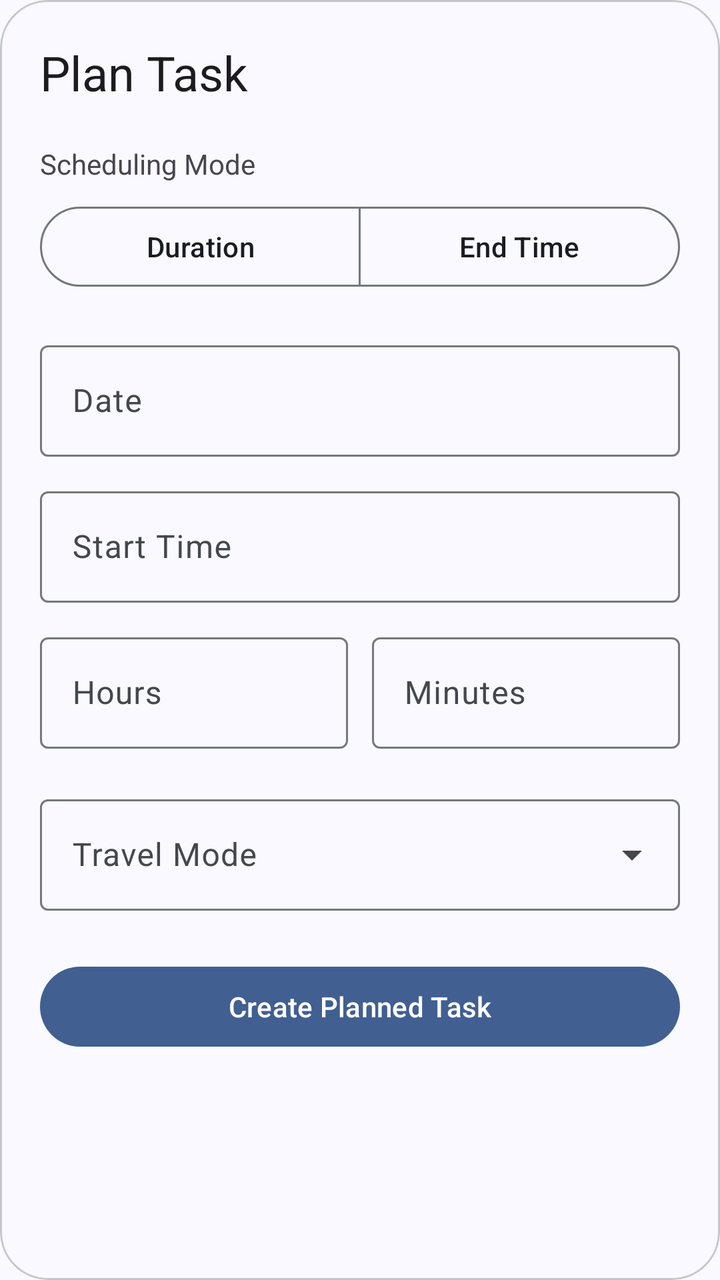
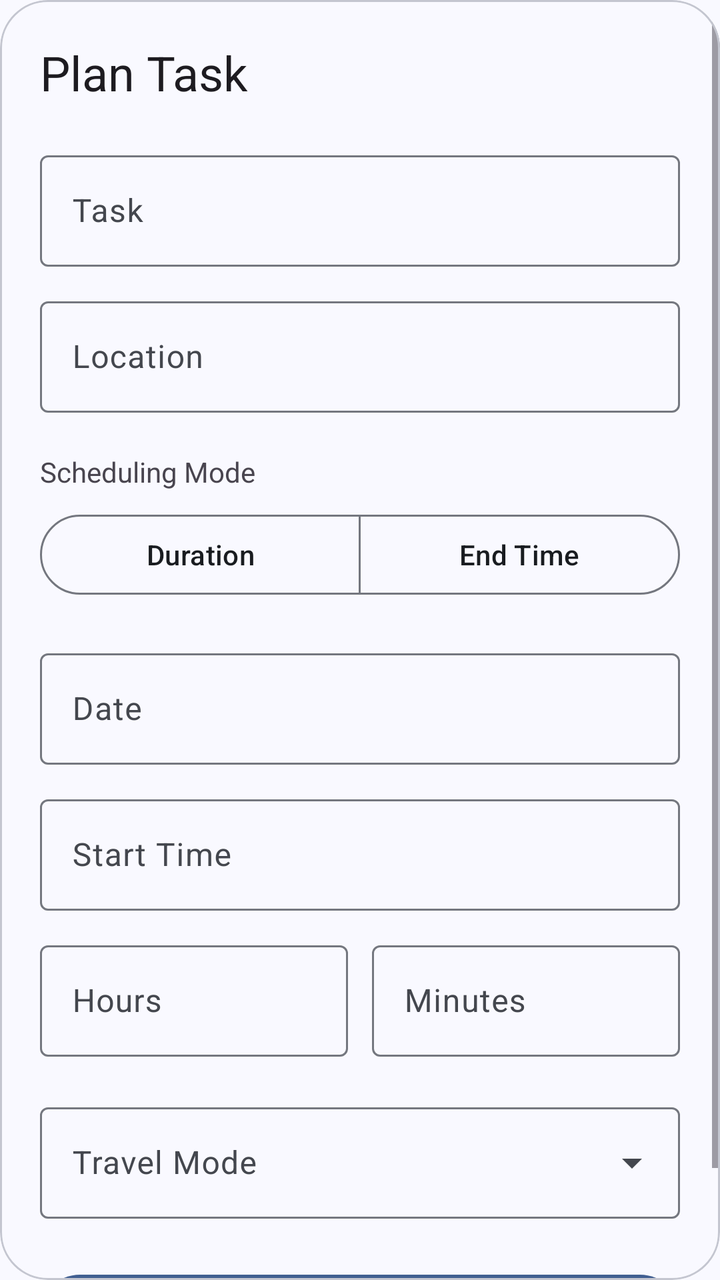

An Android layout rendered at two revisions. The XML below is the earlier revision; the diff shows what the commit changed to produce the second picture.
<!-- AndroidManifest.xml: application theme Theme.MyMaps -->
<!-- res/layout/bottom_sheet_plannedtask_create.xml -->
<?xml version="1.0" encoding="utf-8"?>
<com.google.android.material.card.MaterialCardView
    xmlns:android="http://schemas.android.com/apk/res/android"
    xmlns:app="http://schemas.android.com/apk/res-auto"
    android:layout_width="match_parent"
    android:layout_height="wrap_content"
    app:cardBackgroundColor="?attr/colorSurface"
    app:cardCornerRadius="24dp"
    app:cardElevation="0dp">

    <ScrollView
        android:layout_width="match_parent"
        android:layout_height="wrap_content">

        <LinearLayout
            android:layout_width="match_parent"
            android:layout_height="wrap_content"
            android:orientation="vertical"
            android:padding="20dp">

            

            <TextView
                android:layout_width="wrap_content"
                android:layout_height="wrap_content"
                android:text="Plan Task"
                android:textAppearance="?attr/textAppearanceHeadlineSmall"/>

            

            <TextView
                android:layout_width="wrap_content"
                android:layout_height="wrap_content"
                android:layout_marginTop="20dp"
                android:text="Scheduling Mode"/>

            <com.google.android.material.button.MaterialButtonToggleGroup
                android:id="@+id/schedulingModeToggle"
                android:layout_width="match_parent"
                android:layout_height="wrap_content"
                android:layout_marginTop="8dp"
                app:singleSelection="true"
                app:selectionRequired="true">

                <com.google.android.material.button.MaterialButton
                    android:id="@+id/modeDurationButton"
                    style="?attr/materialButtonOutlinedStyle"
                    android:layout_width="0dp"
                    android:layout_height="wrap_content"
                    android:layout_weight="1"
                    android:text="Duration"/>

                <com.google.android.material.button.MaterialButton
                    android:id="@+id/modeEndTimeButton"
                    style="?attr/materialButtonOutlinedStyle"
                    android:layout_width="0dp"
                    android:layout_height="wrap_content"
                    android:layout_weight="1"
                    android:text="End Time"/>

            </com.google.android.material.button.MaterialButtonToggleGroup>

            

            <com.google.android.material.textfield.TextInputLayout
                android:layout_width="match_parent"
                android:layout_height="wrap_content"
                android:layout_marginTop="20dp"
                android:hint="Date">

                <com.google.android.material.textfield.TextInputEditText
                    android:id="@+id/dateInput"
                    android:layout_width="match_parent"
                    android:layout_height="wrap_content"
                    android:focusable="false"
                    android:clickable="true"/>

            </com.google.android.material.textfield.TextInputLayout>

            

            <com.google.android.material.textfield.TextInputLayout
                android:layout_width="match_parent"
                android:layout_height="wrap_content"
                android:layout_marginTop="12dp"
                android:hint="Start Time">

                <com.google.android.material.textfield.TextInputEditText
                    android:id="@+id/startTimeInput"
                    android:layout_width="match_parent"
                    android:layout_height="wrap_content"
                    android:focusable="false"
                    android:clickable="true"/>

            </com.google.android.material.textfield.TextInputLayout>

            

            <LinearLayout
                android:id="@+id/durationContainer"
                android:layout_width="match_parent"
                android:layout_height="wrap_content"
                android:layout_marginTop="12dp"
                android:orientation="horizontal">

                <com.google.android.material.textfield.TextInputLayout
                    android:layout_width="0dp"
                    android:layout_height="wrap_content"
                    android:layout_weight="1"
                    android:hint="Hours">

                    <com.google.android.material.textfield.TextInputEditText
                        android:id="@+id/durationHoursInput"
                        android:layout_width="match_parent"
                        android:layout_height="wrap_content"
                        android:inputType="number"/>

                </com.google.android.material.textfield.TextInputLayout>

                <Space
                    android:layout_width="12dp"
                    android:layout_height="1dp"/>

                <com.google.android.material.textfield.TextInputLayout
                    android:layout_width="0dp"
                    android:layout_height="wrap_content"
                    android:layout_weight="1"
                    android:hint="Minutes">

                    <com.google.android.material.textfield.TextInputEditText
                        android:id="@+id/durationMinutesInput"
                        android:layout_width="match_parent"
                        android:layout_height="wrap_content"
                        android:inputType="number"/>

                </com.google.android.material.textfield.TextInputLayout>

            </LinearLayout>

            

            <com.google.android.material.textfield.TextInputLayout
                android:id="@+id/endTimeContainer"
                android:layout_width="match_parent"
                android:layout_height="wrap_content"
                android:layout_marginTop="12dp"
                android:hint="End Time"
                android:visibility="gone">

                <com.google.android.material.textfield.TextInputEditText
                    android:id="@+id/endTimeInput"
                    android:layout_width="match_parent"
                    android:layout_height="wrap_content"
                    android:focusable="false"
                    android:clickable="true"/>

            </com.google.android.material.textfield.TextInputLayout>

            

            <com.google.android.material.textfield.TextInputLayout
                style="@style/Widget.Material3.TextInputLayout.OutlinedBox.ExposedDropdownMenu"
                android:layout_width="match_parent"
                android:layout_height="wrap_content"
                android:layout_marginTop="20dp"
                android:hint="Travel Mode">

                <com.google.android.material.textfield.MaterialAutoCompleteTextView
                    android:id="@+id/travelModeSelector"
                    android:layout_width="match_parent"
                    android:layout_height="wrap_content"
                    android:inputType="none"/>

            </com.google.android.material.textfield.TextInputLayout>

            

            <com.google.android.material.button.MaterialButton
                android:id="@+id/confirmButton"
                android:layout_width="match_parent"
                android:layout_height="wrap_content"
                android:layout_marginTop="24dp"
                android:text="Create Planned Task"/>

        </LinearLayout>

    </ScrollView>

</com.google.android.material.card.MaterialCardView>
<!-- resources referenced by this layout -->
<resources>
  <color name="md_theme_primary">#415F91</color>
  <color name="md_theme_onPrimary">#FFFFFF</color>
  <color name="md_theme_primaryContainer">#D6E3FF</color>
  <color name="md_theme_onPrimaryContainer">#284777</color>
  <color name="md_theme_secondary">#565F71</color>
  <color name="md_theme_onSecondary">#FFFFFF</color>
  <color name="md_theme_secondaryContainer">#DAE2F9</color>
  <color name="md_theme_onSecondaryContainer">#3E4759</color>
  <color name="md_theme_tertiary">#705575</color>
  <color name="md_theme_onTertiary">#FFFFFF</color>
  <color name="md_theme_tertiaryContainer">#FAD8FD</color>
  <color name="md_theme_onTertiaryContainer">#573E5C</color>
  <color name="md_theme_error">#BA1A1A</color>
  <color name="md_theme_onError">#FFFFFF</color>
  <color name="md_theme_errorContainer">#FFDAD6</color>
  <color name="md_theme_onErrorContainer">#93000A</color>
  <color name="md_theme_background">#F9F9FF</color>
  <color name="md_theme_onBackground">#191C20</color>
  <color name="md_theme_surface">#F9F9FF</color>
  <color name="md_theme_onSurface">#191C20</color>
  <color name="md_theme_surfaceVariant">#E0E2EC</color>
  <color name="md_theme_onSurfaceVariant">#44474E</color>
  <color name="md_theme_outline">#74777F</color>
  <color name="md_theme_outlineVariant">#C4C6D0</color>
  <color name="md_theme_inverseSurface">#2E3036</color>
  <color name="md_theme_inverseOnSurface">#F0F0F7</color>
  <color name="md_theme_inversePrimary">#AAC7FF</color>
  <color name="md_theme_primaryFixed">#D6E3FF</color>
  <color name="md_theme_onPrimaryFixed">#001B3E</color>
  <color name="md_theme_primaryFixedDim">#AAC7FF</color>
  <color name="md_theme_onPrimaryFixedVariant">#284777</color>
  <color name="md_theme_secondaryFixed">#DAE2F9</color>
  <color name="md_theme_onSecondaryFixed">#131C2B</color>
  <color name="md_theme_secondaryFixedDim">#BEC6DC</color>
  <color name="md_theme_onSecondaryFixedVariant">#3E4759</color>
  <color name="md_theme_tertiaryFixed">#FAD8FD</color>
  <color name="md_theme_onTertiaryFixed">#28132E</color>
  <color name="md_theme_tertiaryFixedDim">#DDBCE0</color>
  <color name="md_theme_onTertiaryFixedVariant">#573E5C</color>
  <color name="md_theme_surfaceDim">#D9D9E0</color>
  <color name="md_theme_surfaceBright">#F9F9FF</color>
  <color name="md_theme_surfaceContainerLowest">#FFFFFF</color>
  <color name="md_theme_surfaceContainerLow">#F3F3FA</color>
  <color name="md_theme_surfaceContainer">#EDEDF4</color>
  <color name="md_theme_surfaceContainerHigh">#E7E8EE</color>
  <color name="md_theme_surfaceContainerHighest">#E2E2E9</color>
  <!-- unchanged entries left out for length: 1 -->
</resources>

<!-- the commit's change to res/layout/bottom_sheet_plannedtask_create.xml (unified diff, before → after) -->
@@ -28,6 +28,41 @@
 
             
 
+            <com.google.android.material.textfield.TextInputLayout
+                android:layout_width="match_parent"
+                android:layout_height="wrap_content"
+                android:layout_marginTop="20dp"
+                android:hint="Task">
+
+                <com.google.android.material.textfield.TextInputEditText
+                    android:id="@+id/editTask"
+                    android:layout_width="match_parent"
+                    android:layout_height="wrap_content"
+                    android:focusable="false"
+                    android:clickable="true"
+                    android:inputType="none"/>
+
+            </com.google.android.material.textfield.TextInputLayout>
+
+            
+            <com.google.android.material.textfield.TextInputLayout
+                android:layout_width="match_parent"
+                android:layout_height="wrap_content"
+                android:layout_marginTop="12dp"
+                android:hint="Location">
+
+                <com.google.android.material.textfield.TextInputEditText
+                    android:id="@+id/editLocation"
+                    android:layout_width="match_parent"
+                    android:layout_height="wrap_content"
+                    android:focusable="false"
+                    android:clickable="true"
+                    android:inputType="none"/>
+
+            </com.google.android.material.textfield.TextInputLayout>
+
+            
+
             <TextView
                 android:layout_width="wrap_content"
                 android:layout_height="wrap_content"
